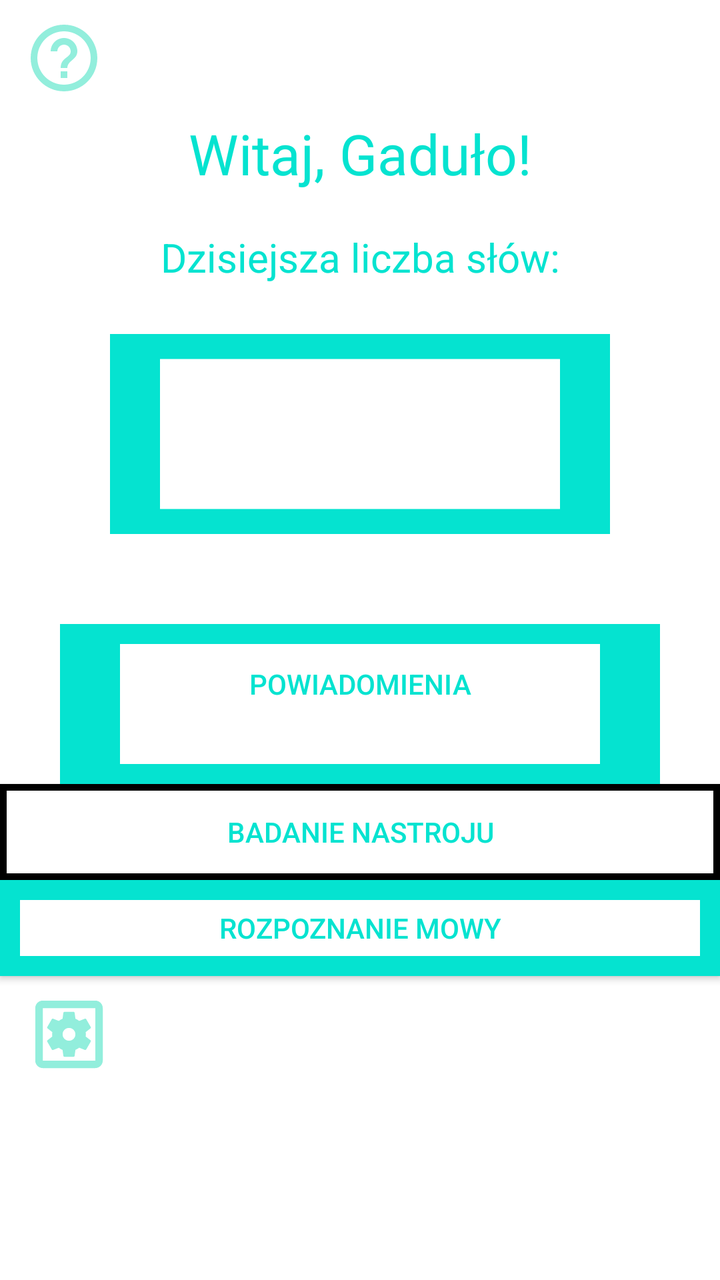
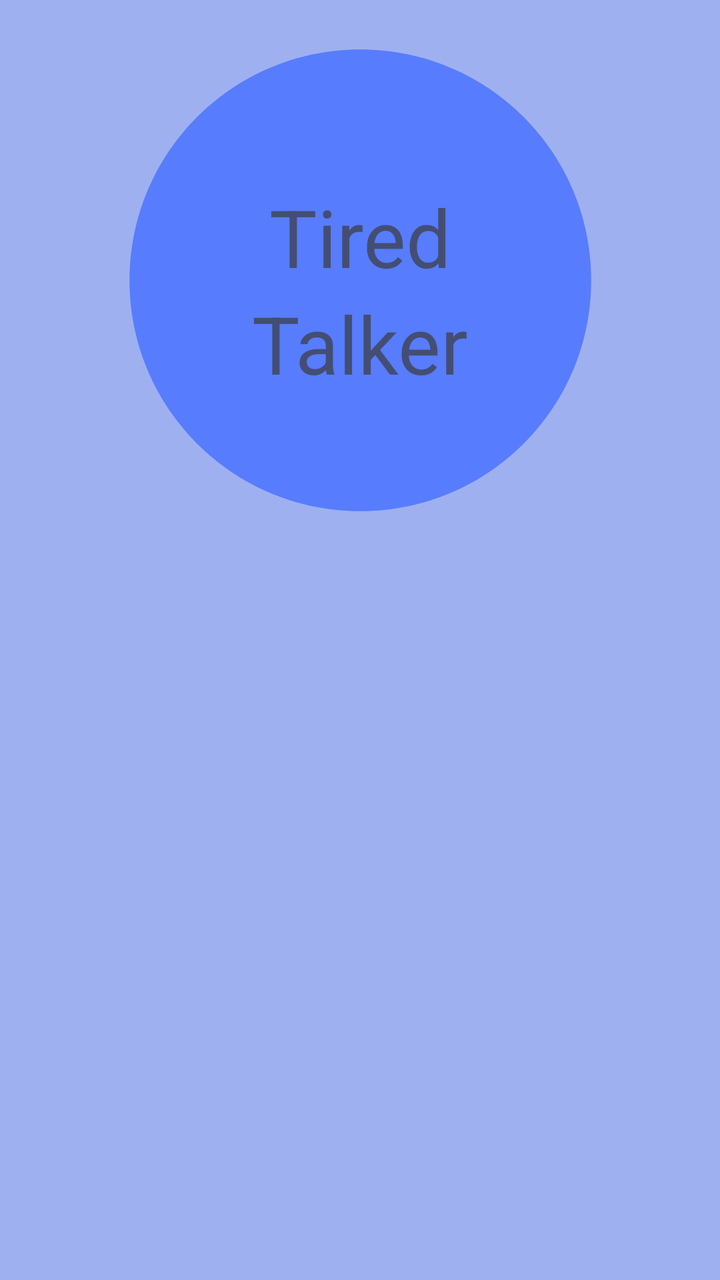

Screens rendered from an Android XML layout before and after an edit, with the pre-edit source and the edit as a unified diff.
<!-- AndroidManifest.xml: application theme Theme.TiredTalker -->
<!-- res/layout/fragment_ekran_powitalny.xml -->
<?xml version="1.0" encoding="utf-8"?>
<LinearLayout
    xmlns:android="http://schemas.android.com/apk/res/android"
    xmlns:tools="http://schemas.android.com/tools"
    android:layout_width="match_parent"
    android:layout_height="match_parent"
    android:orientation="vertical"
    tools:context=".ekranPowitalny">

    



    <ImageButton
        android:layout_width="wrap_content"
        android:layout_height="58dp"
        android:backgroundTint="@color/white"
        android:src="@drawable/helpmark" />

    <TextView
        android:layout_width="match_parent"
        android:layout_height="57dp"
        android:text="Witaj, Gaduło!"
        android:textAlignment="center"
        android:textColor="@color/mint"
        android:textSize="28sp" />

    <TextView
        android:layout_width="match_parent"
        android:layout_height="wrap_content"
        android:text="Dzisiejsza liczba słów:"
        android:textAlignment="center"
        android:textColor="@color/mint"
        android:textSize="20sp" />
    <ImageView
        android:layout_width="match_parent"
        android:layout_height="wrap_content"
        android:src="@drawable/outline_rectangle_24"/>

    <Button
        android:id="@+id/colorButton"
        android:layout_width="match_parent"
        android:layout_height="wrap_content"
        android:background="@drawable/rectanglebtn"
        android:backgroundTint="@color/mint"
        android:text="Powiadomienia"
        android:textColor="@color/mint" />

    <Button
        android:layout_width="match_parent"
        android:layout_height="wrap_content"
        android:textColor="@color/mint"
        android:text = "Badanie nastroju"
        android:background = "@drawable/btnborder"/>
    <Button
        android:layout_width="match_parent"
        android:layout_height="wrap_content"
        android:text = "Rozpoznanie mowy"
        android:textColor="@color/mint"
        android:background = "@drawable/btnback"/>



    <ImageButton
        android:layout_width="wrap_content"
        android:layout_height="58dp"
        android:backgroundTint="@color/white"
        android:src="@drawable/settingsmark" />

</LinearLayout>
<!-- resources referenced by this layout -->
<resources>
  <color name="mint">#05E3D0</color>
  <color name="white">#FFFFFFFF</color>
  <!-- drawable btnback (drawable) -->
  <?xml version="1.0" encoding="utf-8"?>
  <layer-list xmlns:android="http://schemas.android.com/apk/res/android">
      <item android:drawable="@color/mint" />
      <item android:left="10dp"
          android:right="10dp"
          android:top="10dp"
          android:bottom="10dp">
          <shape android:shape="rectangle">
              <solid android:color="@color/white" />
          </shape>
      </item>
  </layer-list>
  <!-- drawable btnborder (drawable) -->
  <?xml version="1.0" encoding="utf-8"?>
  <shape xmlns:android="http://schemas.android.com/apk/res/android"
          android:shape="rectangle">
      <solid android:color="@color/white" />
      <stroke android:color="@color/black" android:width="10px"/>
  </shape>
  <!-- drawable helpmark (drawable) -->
  <vector android:autoMirrored="true"
      android:height="40dp"
      android:tint="#92EEDC"
      android:viewportHeight="24"
      android:viewportWidth="24"
      android:width="40dp"
      xmlns:android="http://schemas.android.com/apk/res/android">
      <path
          android:fillColor="@android:color/white"
          android:pathData="M11,18h2v-2h-2v2zM12,2C6.48,2 2,6.48 2,12s4.48,10 10,10 10,-4.48 10,-10S17.52,2 12,2zM12,20c-4.41,0 -8,-3.59 -8,-8s3.59,-8 8,-8 8,3.59 8,8 -3.59,8 -8,8zM12,6c-2.21,0 -4,1.79 -4,4h2c0,-1.1 0.9,-2 2,-2s2,0.9 2,2c0,2 -3,1.75 -3,5h2c0,-2.25 3,-2.5 3,-5 0,-2.21 -1.79,-4 -4,-4z"/>
  </vector>
  <!-- drawable outline_rectangle_24 (drawable) -->
  <vector
      android:height="150dp"
      android:tint= "@color/mint"
      android:viewportHeight="24"
      android:viewportWidth="24"
      android:width="300dp"
      xmlns:android="http://schemas.android.com/apk/res/android">
      <path
          android:fillColor="@android:color/white"
          android:pathData="M2,4v16h20V4H2zM20,18H4V6h16V18z"/>
  </vector>
  <!-- drawable rectanglebtn (drawable) -->
  <vector
      android:height="100dp"
      android:tint= "@color/mint"
      android:viewportHeight="20"
      android:viewportWidth="24"
      android:width="250dp"
      xmlns:android="http://schemas.android.com/apk/res/android">
      <path
          android:fillColor="@android:color/white"
          android:pathData="M2,4v16h20V4H2zM20,18H4V6h16V18z"/>
  </vector>
  <!-- drawable settingsmark (drawable) -->
  <vector android:height="45dp"
      android:tint="#92EEDC"
      android:viewportHeight="24"
      android:viewportWidth="24"
      android:width="45dp"
      xmlns:android="http://schemas.android.com/apk/res/android">
      <path
          android:fillColor="@android:color/white"
          android:pathData="M6.21,13.97l1.2,2.07c0.08,0.13 0.23,0.18 0.37,0.13l1.49,-0.6c0.31,0.24 0.64,0.44 1.01,0.59l0.22,1.59c0.03,0.14 0.15,0.25 0.3,0.25h2.4c0.15,0 0.27,-0.11 0.3,-0.26l0.22,-1.59c0.36,-0.15 0.7,-0.35 1.01,-0.59l1.49,0.6c0.14,0.05 0.29,0 0.37,-0.13l1.2,-2.07c0.08,-0.13 0.04,-0.29 -0.07,-0.39l-1.27,-0.99c0.03,-0.19 0.04,-0.39 0.04,-0.58 0,-0.2 -0.02,-0.39 -0.04,-0.59l1.27,-0.99c0.11,-0.09 0.15,-0.26 0.07,-0.39l-1.2,-2.07c-0.08,-0.13 -0.23,-0.18 -0.37,-0.13l-1.49,0.6c-0.31,-0.24 -0.64,-0.44 -1.01,-0.59l-0.22,-1.59c-0.03,-0.14 -0.15,-0.25 -0.3,-0.25h-2.4c-0.15,0 -0.27,0.11 -0.3,0.26l-0.22,1.59c-0.36,0.15 -0.71,0.34 -1.01,0.58l-1.49,-0.6c-0.14,-0.05 -0.29,0 -0.37,0.13l-1.2,2.07c-0.08,0.13 -0.04,0.29 0.07,0.39l1.27,0.99c-0.03,0.2 -0.05,0.39 -0.05,0.59 0,0.2 0.02,0.39 0.04,0.59l-1.27,0.99c-0.11,0.1 -0.14,0.26 -0.06,0.39zM12,10.29c0.94,0 1.71,0.77 1.71,1.71s-0.77,1.71 -1.71,1.71 -1.71,-0.77 -1.71,-1.71 0.77,-1.71 1.71,-1.71zM19,3L5,3c-1.11,0 -2,0.9 -2,2v14c0,1.1 0.89,2 2,2h14c1.11,0 2,-0.9 2,-2L21,5c0,-1.1 -0.89,-2 -2,-2zM19,19L5,19L5,5h14v14z"/>
  </vector>
  <color name="black">#FF000000</color>
  <color name="purple_500">#FF6200EE</color>
  <color name="purple_700">#FF3700B3</color>
  <color name="teal_200">#FF03DAC5</color>
  <color name="teal_700">#FF018786</color>
  <!-- unchanged entries left out for length: 1 -->
</resources>

<!-- the commit's change to res/layout/fragment_ekran_powitalny.xml (unified diff, before → after) -->
@@ -1,70 +1,60 @@
 <?xml version="1.0" encoding="utf-8"?>
-<LinearLayout
+<androidx.constraintlayout.widget.ConstraintLayout
     xmlns:android="http://schemas.android.com/apk/res/android"
+    xmlns:app2="http://schemas.android.com/apk/res-auto"
     xmlns:tools="http://schemas.android.com/tools"
+    xmlns:app="http://schemas.android.com/apk/res-"
     android:layout_width="match_parent"
     android:layout_height="match_parent"
-    android:orientation="vertical"
-    tools:context=".ekranPowitalny">
+    android:background="@color/light_blue">
 
-    
-
-
-
-    <ImageButton
-        android:layout_width="wrap_content"
-        android:layout_height="58dp"
-        android:backgroundTint="@color/white"
-        android:src="@drawable/helpmark" />
+    <ImageView
+        android:id="@+id/circleIcon"
+        android:layout_width="277dp"
+        android:layout_height="280dp"
+        android:contentDescription="@string/blue_circle_desc"
+        android:scaleType="fitCenter"
+        android:src="@drawable/blue_circle"
+        app2:layout_constraintEnd_toEndOf="parent"
+        app2:layout_constraintStart_toStartOf="parent"
+        app:layout_constraintBottom_toTopOf="@id/welcomeText"
+        app:layout_constraintEnd_toEndOf="parent"
+        app:layout_constraintHorizontal_chainStyle="packed"
+        app:layout_constraintStart_toStartOf="parent"
+        app:layout_constraintTop_toTopOf="parent"
+        app:layout_constraintVertical_bias="0.4"
+        tools:layout_editor_absoluteY="105dp" />
 
     <TextView
-        android:layout_width="match_parent"
-        android:layout_height="57dp"
-        android:text="Witaj, Gaduło!"
-        android:textAlignment="center"
-        android:textColor="@color/mint"
-        android:textSize="28sp" />
+        android:id="@+id/welcomeText"
+        android:layout_width="wrap_content"
+        android:layout_height="wrap_content"
+        android:gravity="center"
+        android:text="Tired"
+        android:textColor="@color/brown"
+        android:textSize="40sp"
+        app2:layout_constraintBottom_toBottomOf="@+id/circleIcon"
+        app2:layout_constraintEnd_toEndOf="@+id/circleIcon"
+        app2:layout_constraintStart_toStartOf="@+id/circleIcon"
+        app2:layout_constraintTop_toTopOf="@+id/circleIcon"
+        app2:layout_constraintVertical_bias="0.405"
+        app:layout_constraintEnd_toEndOf="parent"
+        app:layout_constraintStart_toStartOf="parent"
+        app:layout_constraintVertical_bias="0.1" />
 
     <TextView
-        android:layout_width="match_parent"
+        android:id="@+id/welcomeText2"
+        android:layout_width="wrap_content"
         android:layout_height="wrap_content"
-        android:text="Dzisiejsza liczba słów:"
-        android:textAlignment="center"
-        android:textColor="@color/mint"
-        android:textSize="20sp" />
-    <ImageView
-        android:layout_width="match_parent"
-        android:layout_height="wrap_content"
-        android:src="@drawable/outline_rectangle_24"/>
+        android:gravity="center"
+        android:text="Talker"
+        android:textColor="@color/brown"
+        android:textSize="40sp"
+        app2:layout_constraintEnd_toEndOf="@+id/circleIcon"
+        app2:layout_constraintStart_toStartOf="@+id/circleIcon"
+        app2:layout_constraintTop_toBottomOf="@+id/welcomeText"
+        app:layout_constraintEnd_toEndOf="parent"
+        app:layout_constraintStart_toStartOf="parent"
+        app:layout_constraintVertical_bias="0.1" />
 
-    <Button
-        android:id="@+id/colorButton"
-        android:layout_width="match_parent"
-        android:layout_height="wrap_content"
-        android:background="@drawable/rectanglebtn"
-        android:backgroundTint="@color/mint"
-        android:text="Powiadomienia"
-        android:textColor="@color/mint" />
-
-    <Button
-        android:layout_width="match_parent"
-        android:layout_height="wrap_content"
-        android:textColor="@color/mint"
-        android:text = "Badanie nastroju"
-        android:background = "@drawable/btnborder"/>
-    <Button
-        android:layout_width="match_parent"
-        android:layout_height="wrap_content"
-        android:text = "Rozpoznanie mowy"
-        android:textColor="@color/mint"
-        android:background = "@drawable/btnback"/>
-
-
-
-    <ImageButton
-        android:layout_width="wrap_content"
-        android:layout_height="58dp"
-        android:backgroundTint="@color/white"
-        android:src="@drawable/settingsmark" />
-
-</LinearLayout>
+</androidx.constraintlayout.widget.ConstraintLayout>
<!-- resource entries referenced after the edit -->
@@ -1,74 +1,21 @@
 <!-- resources referenced by this layout -->
 <resources>
-  <color name="mint">#05E3D0</color>
-  <color name="white">#FFFFFFFF</color>
-  <!-- drawable btnback (drawable) -->
-  <?xml version="1.0" encoding="utf-8"?>
-  <layer-list xmlns:android="http://schemas.android.com/apk/res/android">
-      <item android:drawable="@color/mint" />
-      <item android:left="10dp"
-          android:right="10dp"
-          android:top="10dp"
-          android:bottom="10dp">
-          <shape android:shape="rectangle">
-              <solid android:color="@color/white" />
-          </shape>
-      </item>
-  </layer-list>
-  <!-- drawable btnborder (drawable) -->
-  <?xml version="1.0" encoding="utf-8"?>
-  <shape xmlns:android="http://schemas.android.com/apk/res/android"
-          android:shape="rectangle">
-      <solid android:color="@color/white" />
-      <stroke android:color="@color/black" android:width="10px"/>
-  </shape>
-  <!-- drawable helpmark (drawable) -->
-  <vector android:autoMirrored="true"
-      android:height="40dp"
-      android:tint="#92EEDC"
+  <color name="brown">#99373017</color>
+  <color name="light_blue">#9EB0F0</color>
+  <!-- drawable blue_circle (drawable) -->
+  <vector
+      android:height="24dp"
+      android:tint="#577CFD"
       android:viewportHeight="24"
       android:viewportWidth="24"
-      android:width="40dp"
+      android:width="24dp"
       xmlns:android="http://schemas.android.com/apk/res/android">
       <path
           android:fillColor="@android:color/white"
-          android:pathData="M11,18h2v-2h-2v2zM12,2C6.48,2 2,6.48 2,12s4.48,10 10,10 10,-4.48 10,-10S17.52,2 12,2zM12,20c-4.41,0 -8,-3.59 -8,-8s3.59,-8 8,-8 8,3.59 8,8 -3.59,8 -8,8zM12,6c-2.21,0 -4,1.79 -4,4h2c0,-1.1 0.9,-2 2,-2s2,0.9 2,2c0,2 -3,1.75 -3,5h2c0,-2.25 3,-2.5 3,-5 0,-2.21 -1.79,-4 -4,-4z"/>
+          android:pathData="M12,2C6.47,2 2,6.47 2,12s4.47,10 10,10 10,-4.47 10,-10S17.53,2 12,2z"/>
   </vector>
-  <!-- drawable outline_rectangle_24 (drawable) -->
-  <vector
-      android:height="150dp"
-      android:tint= "@color/mint"
-      android:viewportHeight="24"
-      android:viewportWidth="24"
-      android:width="300dp"
-      xmlns:android="http://schemas.android.com/apk/res/android">
-      <path
-          android:fillColor="@android:color/white"
-          android:pathData="M2,4v16h20V4H2zM20,18H4V6h16V18z"/>
-  </vector>
-  <!-- drawable rectanglebtn (drawable) -->
-  <vector
-      android:height="100dp"
-      android:tint= "@color/mint"
-      android:viewportHeight="20"
-      android:viewportWidth="24"
-      android:width="250dp"
-      xmlns:android="http://schemas.android.com/apk/res/android">
-      <path
-          android:fillColor="@android:color/white"
-          android:pathData="M2,4v16h20V4H2zM20,18H4V6h16V18z"/>
-  </vector>
-  <!-- drawable settingsmark (drawable) -->
-  <vector android:height="45dp"
-      android:tint="#92EEDC"
-      android:viewportHeight="24"
-      android:viewportWidth="24"
-      android:width="45dp"
-      xmlns:android="http://schemas.android.com/apk/res/android">
-      <path
-          android:fillColor="@android:color/white"
-          android:pathData="M6.21,13.97l1.2,2.07c0.08,0.13 0.23,0.18 0.37,0.13l1.49,-0.6c0.31,0.24 0.64,0.44 1.01,0.59l0.22,1.59c0.03,0.14 0.15,0.25 0.3,0.25h2.4c0.15,0 0.27,-0.11 0.3,-0.26l0.22,-1.59c0.36,-0.15 0.7,-0.35 1.01,-0.59l1.49,0.6c0.14,0.05 0.29,0 0.37,-0.13l1.2,-2.07c0.08,-0.13 0.04,-0.29 -0.07,-0.39l-1.27,-0.99c0.03,-0.19 0.04,-0.39 0.04,-0.58 0,-0.2 -0.02,-0.39 -0.04,-0.59l1.27,-0.99c0.11,-0.09 0.15,-0.26 0.07,-0.39l-1.2,-2.07c-0.08,-0.13 -0.23,-0.18 -0.37,-0.13l-1.49,0.6c-0.31,-0.24 -0.64,-0.44 -1.01,-0.59l-0.22,-1.59c-0.03,-0.14 -0.15,-0.25 -0.3,-0.25h-2.4c-0.15,0 -0.27,0.11 -0.3,0.26l-0.22,1.59c-0.36,0.15 -0.71,0.34 -1.01,0.58l-1.49,-0.6c-0.14,-0.05 -0.29,0 -0.37,0.13l-1.2,2.07c-0.08,0.13 -0.04,0.29 0.07,0.39l1.27,0.99c-0.03,0.2 -0.05,0.39 -0.05,0.59 0,0.2 0.02,0.39 0.04,0.59l-1.27,0.99c-0.11,0.1 -0.14,0.26 -0.06,0.39zM12,10.29c0.94,0 1.71,0.77 1.71,1.71s-0.77,1.71 -1.71,1.71 -1.71,-0.77 -1.71,-1.71 0.77,-1.71 1.71,-1.71zM19,3L5,3c-1.11,0 -2,0.9 -2,2v14c0,1.1 0.89,2 2,2h14c1.11,0 2,-0.9 2,-2L21,5c0,-1.1 -0.89,-2 -2,-2zM19,19L5,19L5,5h14v14z"/>
-  </vector>
+  <string name="blue_circle_desc">Ikona koła</string>
+  <color name="white">#FFFFFFFF</color>
   <color name="black">#FF000000</color>
   <color name="purple_500">#FF6200EE</color>
   <color name="purple_700">#FF3700B3</color>
